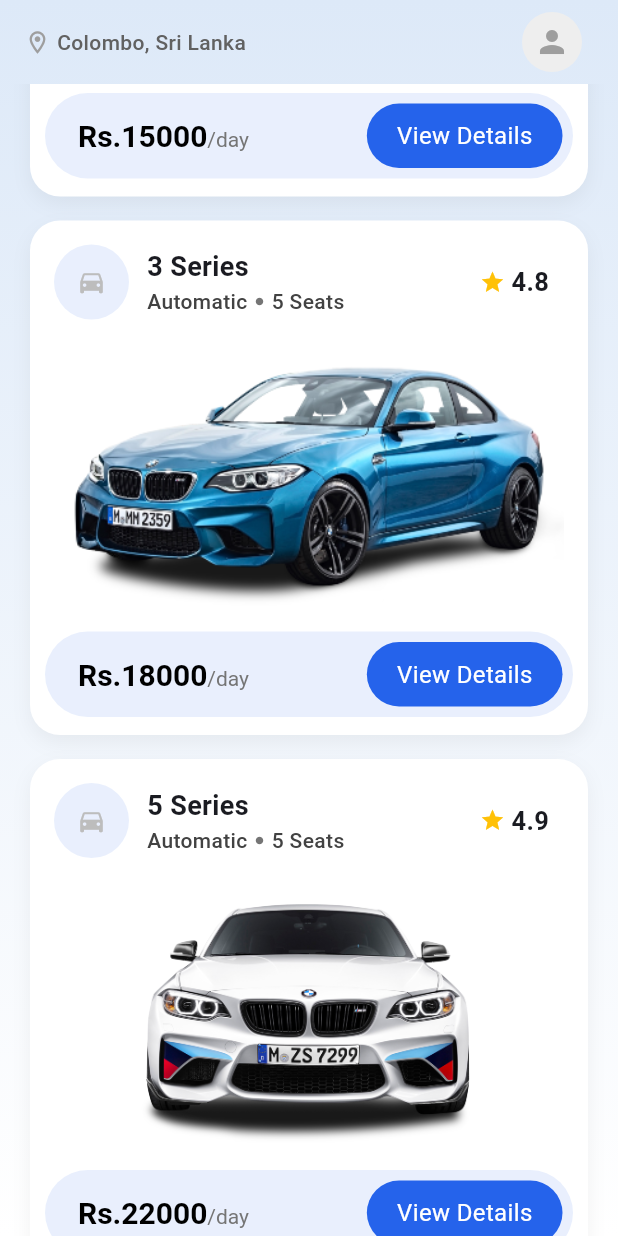
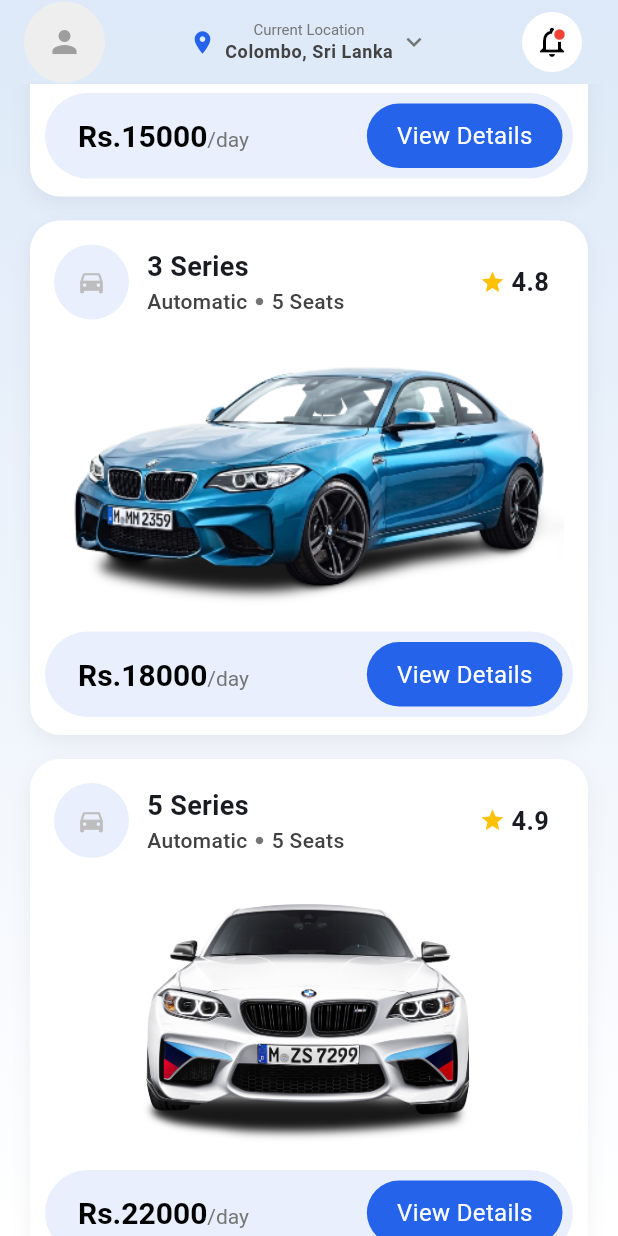
Before and after one commit to thanush96/ceygo, a Flutter app: the screen it shows after launch, scrolled down 1152 dp, on a phone screen of 412 x 824 dp. Run offline on Flutter 3.47's test engine with Material 3 defaults, Android fonts, the phone set to English and light mode, and no system bars; our stand-ins replace flutter_riverpod, go_router; generated files the repository leaves out were written again; network calls fail; Roboto replaces fonts that are missing (Helvetica).

Commit message:
feat: Revamp HomeScreen app bar with location display and notification badge

```diff
--- a/lib/features/home/presentation/screens/home_screen.dart
+++ b/lib/features/home/presentation/screens/home_screen.dart
@@ -21,29 +21,94 @@
         backgroundColor: Colors.transparent,
         appBar: AppBar(
           backgroundColor: Colors.transparent,
-          title: Row(
-            children: [
-              const Icon(
-                Icons.location_on_outlined,
-                color: Colors.grey,
-                size: 18,
+          leadingWidth: 70,
+          leading: Padding(
+            padding: const EdgeInsets.only(left: 16),
+            child: GestureDetector(
+              onTap: () => context.push('/profile'),
+              child: CircleAvatar(
+                backgroundColor: Colors.grey.shade200,
+                child: const Icon(Icons.person, color: Colors.grey),
               ),
-              const SizedBox(width: 4),
-              Text(
-                "Colombo, Sri Lanka",
-                style: theme.textTheme.bodyMedium?.copyWith(
-                  color: Colors.grey[700],
-                  fontWeight: FontWeight.w500,
-                ),
+            ),
+          ),
+          centerTitle: true,
+          title: GestureDetector(
+            onTap: () {
+              // TODO: Show location picker bottom sheet
+            },
+            child: Container(
+              padding: const EdgeInsets.symmetric(horizontal: 12, vertical: 8),
+              // decoration: BoxDecoration(
+              //   color: Colors.white,
+              //   borderRadius: BorderRadius.circular(20),
+              // ),
+              child: Row(
+                mainAxisSize: MainAxisSize.min,
+                children: [
+                  Icon(Icons.location_on, color: theme.primaryColor, size: 18),
+                  const SizedBox(width: 6),
+                  Column(
+                    mainAxisSize: MainAxisSize.min,
+                    crossAxisAlignment: CrossAxisAlignment.center,
+                    children: [
+                      Text(
+                        "Current Location",
+                        style: TextStyle(
+                          color: Colors.grey[600],
+                          fontSize: 10,
+                          fontWeight: FontWeight.w400,
+                        ),
+                      ),
+                      Text(
+                        "Colombo, Sri Lanka",
+                        style: theme.textTheme.bodySmall?.copyWith(
+                          color: Colors.grey[800],
+                          fontWeight: FontWeight.w600,
+                          fontSize: 12,
+                        ),
+                      ),
+                    ],
+                  ),
+                  const SizedBox(width: 4),
+                  Icon(
+                    Icons.keyboard_arrow_down,
+                    color: Colors.grey[600],
+                    size: 20,
+                  ),
+                ],
               ),
-            ],
+            ),
           ),
           actions: [
             IconButton(
-              onPressed: () => context.push('/profile'), // Profile
-              icon: CircleAvatar(
-                backgroundColor: Colors.grey.shade200,
-                child: const Icon(Icons.person, color: Colors.grey),
+              onPressed: () {
+                // TODO: Navigate to notifications
+              },
+              icon: Stack(
+                children: [
+                  CircleAvatar(
+                    backgroundColor: Colors.white,
+                    child: const Icon(
+                      Icons.notifications_outlined,
+                      color: Colors.black,
+                    ),
+                  ),
+                  // Notification badge
+                  Positioned(
+                    right: 10,
+                    top: 10,
+                    child: Container(
+                      width: 10,
+                      height: 10,
+                      decoration: BoxDecoration(
+                        color: Colors.red,
+                        shape: BoxShape.circle,
+                        border: Border.all(color: Colors.white, width: 1.5),
+                      ),
+                    ),
+                  ),
+                ],
               ),
             ),
             const SizedBox(width: 16),
```
